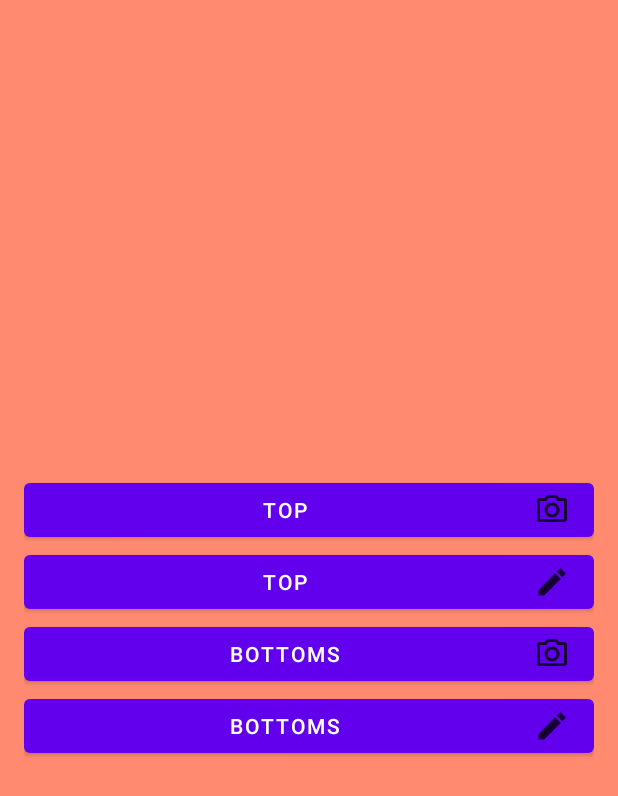
After one commit to bropeter8/OutfitPicker, an Android app: the layout fragment_add_clothes.xml on its own in the app's theme, with its tools: preview values and no code run, on a phone screen of 412 x 824 dp. The commit adds this screen. Shown: the top 796 px of the screen. Run offline under Robolectric (Android 15) with nearby library versions, the light colour scheme and no system bars.

Commit message:
opcija za dodajanje novih oblek - gumb v ClosetFragmentu, nov fragment za dodajanje oblek - slikaš top/bottom ali pa izbereš obstoječega

```diff
--- /dev/null
+++ b/app/src/main/res/drawable/ic_camera.xml
@@ -0,0 +1,5 @@
+<vector android:alpha="0.77" android:height="24dp"
+    android:tint="#000000" android:viewportHeight="24"
+    android:viewportWidth="24" android:width="24dp" xmlns:android="http://schemas.android.com/apk/res/android">
+    <path android:fillColor="@android:color/white" android:pathData="M20,4h-3.17L15,2L9,2L7.17,4L4,4c-1.1,0 -2,0.9 -2,2v12c0,1.1 0.9,2 2,2h16c1.1,0 2,-0.9 2,-2L22,6c0,-1.1 -0.9,-2 -2,-2zM20,18L4,18L4,6h4.05l1.83,-2h4.24l1.83,2L20,6v12zM12,7c-2.76,0 -5,2.24 -5,5s2.24,5 5,5 5,-2.24 5,-5 -2.24,-5 -5,-5zM12,15c-1.65,0 -3,-1.35 -3,-3s1.35,-3 3,-3 3,1.35 3,3 -1.35,3 -3,3z"/>
+</vector>
--- /dev/null
+++ b/app/src/main/res/drawable/ic_pencil.xml
@@ -0,0 +1,5 @@
+<vector android:alpha="0.77" android:height="24dp"
+    android:tint="#000000" android:viewportHeight="24"
+    android:viewportWidth="24" android:width="24dp" xmlns:android="http://schemas.android.com/apk/res/android">
+    <path android:fillColor="@android:color/white" android:pathData="M3,17.25V21h3.75L17.81,9.94l-3.75,-3.75L3,17.25zM20.71,7.04c0.39,-0.39 0.39,-1.02 0,-1.41l-2.34,-2.34c-0.39,-0.39 -1.02,-0.39 -1.41,0l-1.83,1.83 3.75,3.75 1.83,-1.83z"/>
+</vector>
--- /dev/null
+++ b/app/src/main/res/drawable/ic_plus.xml
@@ -0,0 +1,5 @@
+<vector android:alpha="0.77" android:height="24dp"
+    android:tint="#000000" android:viewportHeight="24"
+    android:viewportWidth="24" android:width="24dp" xmlns:android="http://schemas.android.com/apk/res/android">
+    <path android:fillColor="@android:color/white" android:pathData="M19,13h-6v6h-2v-6H5v-2h6V5h2v6h6v2z"/>
+</vector>
--- /dev/null
+++ b/app/src/main/res/layout/fragment_add_clothes.xml
@@ -0,0 +1,39 @@
+<?xml version="1.0" encoding="utf-8"?>
+<LinearLayout xmlns:android="http://schemas.android.com/apk/res/android"
+    android:layout_width="match_parent"
+    android:layout_height="match_parent"
+    android:gravity="center"
+    android:orientation="vertical"
+    android:padding="16dp"
+    android:visibility="visible"
+    android:background="@color/lighter_main_color">
+
+    <Button
+        android:id="@+id/button_photo_top"
+        android:layout_width="match_parent"
+        android:layout_height="wrap_content"
+        android:drawableRight="@drawable/ic_camera"
+        android:text="Top" />
+
+    <Button
+        android:id="@+id/button_pick_top"
+        android:layout_width="match_parent"
+        android:layout_height="wrap_content"
+        android:drawableRight="@drawable/ic_pencil"
+        android:text="Top" />
+
+    <Button
+        android:id="@+id/button_photo_bottoms"
+        android:layout_width="match_parent"
+        android:layout_height="wrap_content"
+        android:drawableRight="@drawable/ic_camera"
+        android:text="Bottoms" />
+
+    <Button
+        android:id="@+id/button_pick_bottoms"
+        android:layout_width="match_parent"
+        android:layout_height="wrap_content"
+        android:drawableRight="@drawable/ic_pencil"
+        android:text="Bottoms" />
+
+</LinearLayout>
```
Also changed, not shown: app/src/main/java/si/uni_lj/fe/tnuv/outfitpicker2/AddClothesFragment.java (added, +50 -0 lines), app/src/main/java/si/uni_lj/fe/tnuv/outfitpicker2/ClosetFragment.java (+28 -49 lines), app/src/main/res/layout/fragment_closet.xml (+20 -8 lines).
